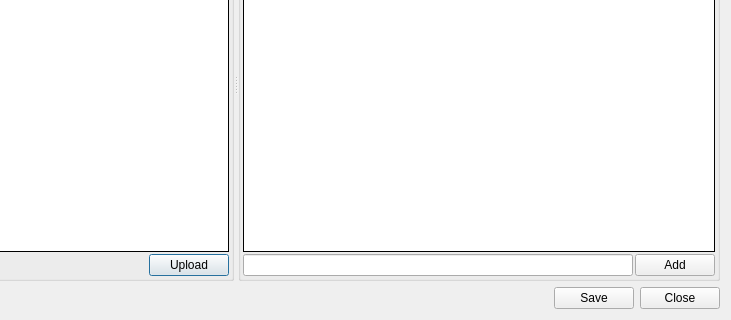
The window that apyec/editor.ui (HazenBabcock/APyEC) describes before a commit, drawn with Qt 5; both pictures show x 446 to 1177 and y 530 to 850 of the 1177 by 850 pixel window.
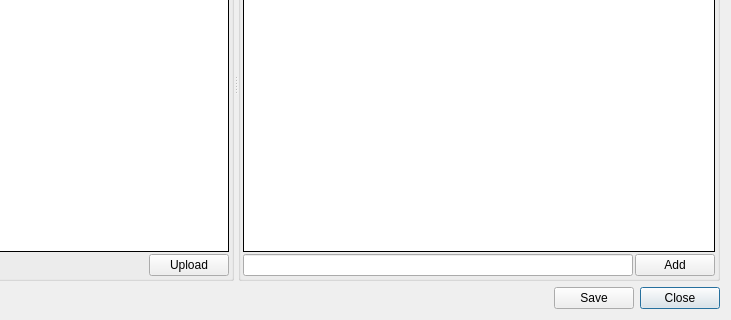
The same window after the commit. Custom widgets are drawn as their Qt base class.

Commit message: Editor dialog so that the close button has focus. Fix bug in cancelling addition of an attachment. Fix other bugs so that the editor basically works.

Diff of the .ui file:
```diff
--- a/apyec/editor.ui
+++ b/apyec/editor.ui
@@ -174,6 +174,9 @@
              <property name="text">
               <string>Upload</string>
              </property>
+             <property name="autoDefault">
+              <bool>false</bool>
+             </property>
             </widget>
            </item>
           </layout>
@@ -235,6 +238,9 @@
              <property name="text">
               <string>Add</string>
              </property>
+             <property name="autoDefault">
+              <bool>false</bool>
+             </property>
             </widget>
            </item>
           </layout>
```
The commit also changes 5 other files.
